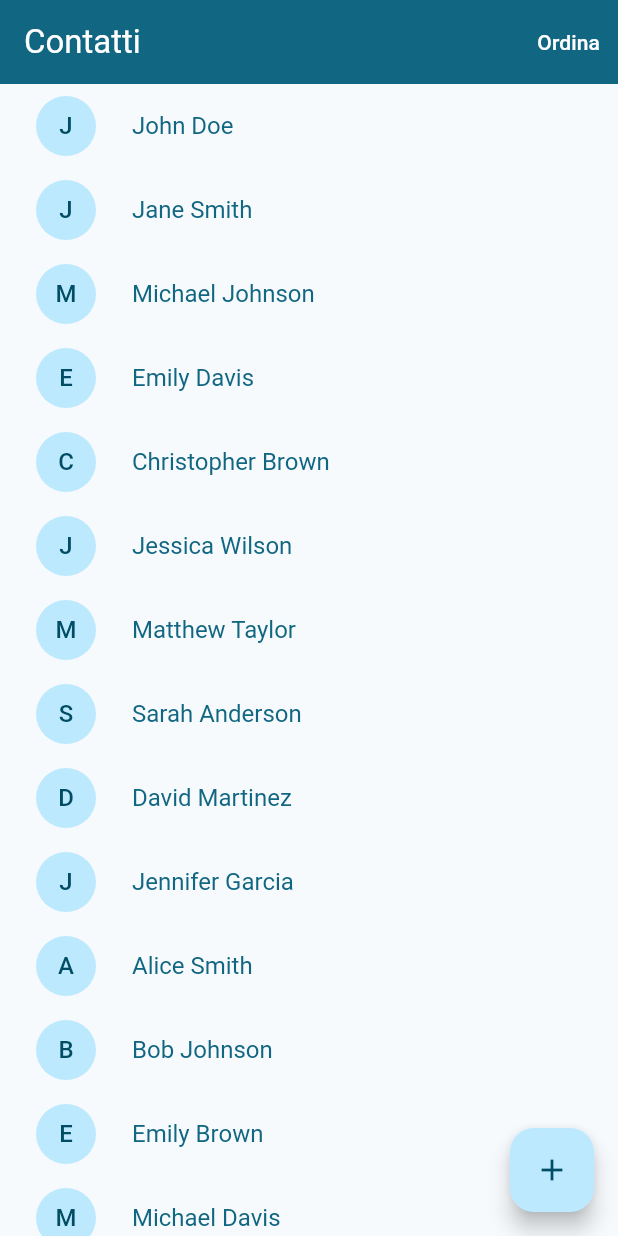
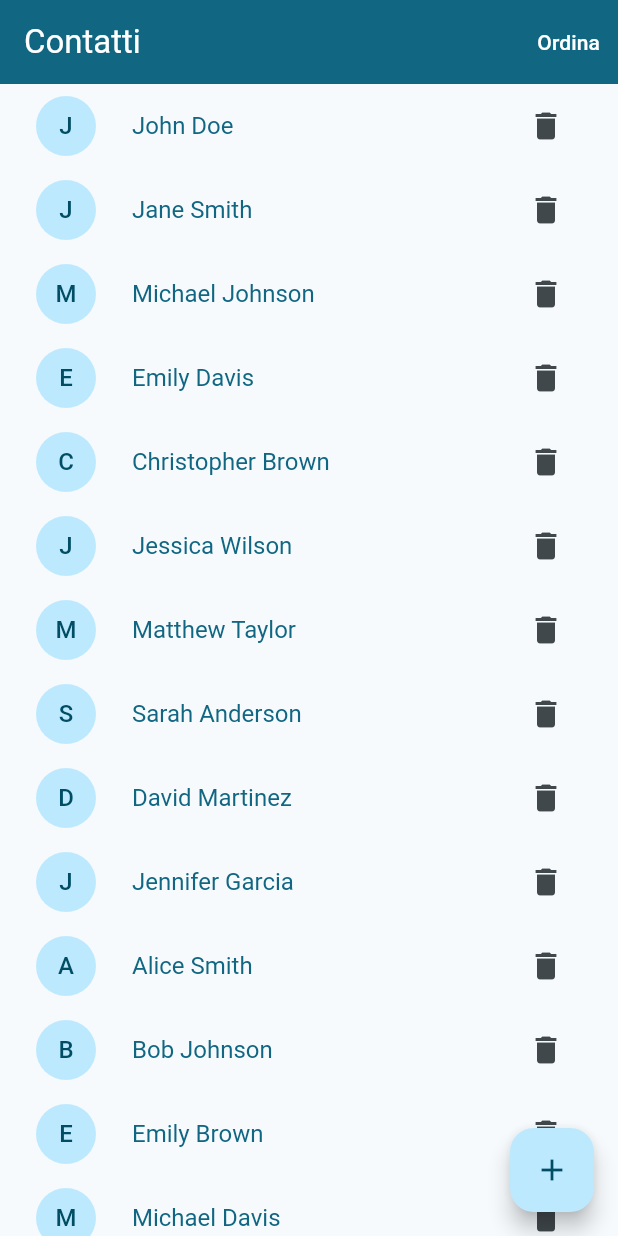
Before and after one commit to kunz88/phone_directory, a Flutter app: the screen it shows after launch, on a phone screen of 412 x 824 dp. Run offline on Flutter 3.47's test engine with Material 3 defaults, Android fonts, the phone set to English and light mode, and no system bars; our stand-ins replace flutter_bloc, freezed_annotation, go_router.

Commit message:
add cubit state , delete function and path finding with id

```diff
--- /dev/null
+++ b/lib/cubits/contacts_cubit/contacts_cubit.dart
@@ -0,0 +1,176 @@
+import 'package:flutter_bloc/flutter_bloc.dart';
+import 'package:pages_project/cubits/contacts_cubit/contacts_state.dart';
+import 'package:pages_project/models/contact.dart';
+
+List<Contact> contacts = [
+  Contact(
+    id: 1,
+    name: "John Doe",
+    phoneNumber: "123-456-7890",
+    dateOfBirth: DateTime(1990, 5, 15),
+    picture: "john_doe.jpg",
+    address: "123 Main Street",
+  ),
+  Contact(
+    id: 2,
+    name: "Jane Smith",
+    phoneNumber: "555-555-5555",
+    dateOfBirth: DateTime(1985, 10, 25),
+    picture: "jane_smith.jpg",
+    address: "456 Elm Street",
+  ),
+  Contact(
+    id: 3,
+    name: "Michael Johnson",
+    phoneNumber: "222-333-4444",
+    dateOfBirth: DateTime(1982, 3, 8),
+    picture: "michael_johnson.jpg",
+    address: "789 Oak Avenue",
+  ),
+  Contact(
+    id: 4,
+    name: "Emily Davis",
+    phoneNumber: "777-888-9999",
+    dateOfBirth: DateTime(1995, 12, 10),
+    picture: "emily_davis.jpg",
+    address: "1011 Pine Road",
+  ),
+  Contact(
+    id: 5,
+    name: "Christopher Brown",
+    phoneNumber: "444-555-6666",
+    dateOfBirth: DateTime(1978, 7, 20),
+    picture: "chris_brown.jpg",
+    address: "1315 Cedar Lane",
+  ),
+  Contact(
+    id: 6,
+    name: "Jessica Wilson",
+    phoneNumber: "666-777-8888",
+    dateOfBirth: DateTime(1989, 2, 14),
+    picture: "jessica_wilson.jpg",
+    address: "1617 Maple Drive",
+  ),
+  Contact(
+    id: 7,
+    name: "Matthew Taylor",
+    phoneNumber: "999-000-1111",
+    dateOfBirth: DateTime(1980, 9, 3),
+    picture: "matthew_taylor.jpg",
+    address: "1819 Birch Street",
+  ),
+  Contact(
+    id: 8,
+    name: "Sarah Anderson",
+    phoneNumber: "111-222-3333",
+    dateOfBirth: DateTime(1992, 6, 18),
+    picture: "sarah_anderson.jpg",
+    address: "2021 Walnut Avenue",
+  ),
+  Contact(
+    id: 9,
+    name: "David Martinez",
+    phoneNumber: "888-999-0000",
+    dateOfBirth: DateTime(1975, 11, 30),
+    picture: "david_martinez.jpg",
+    address: "2223 Oakwood Court",
+  ),
+  Contact(
+    id: 10,
+    name: "Jennifer Garcia",
+    phoneNumber: "333-444-5555",
+    dateOfBirth: DateTime(1987, 4, 5),
+    picture: "jennifer_garcia.jpg",
+    address: "2425 Spruce Lane",
+  ),
+  Contact(
+    id: 11,
+    name: "Alice Smith",
+    phoneNumber: "987-654-3210",
+    dateOfBirth: DateTime(1985, 10, 25),
+    picture: "alice_smith.jpg",
+    address: "2627 Pine Street",
+  ),
+  Contact(
+    id: 12,
+    name: "Bob Johnson",
+    phoneNumber: "555-123-4567",
+    dateOfBirth: DateTime(1982, 8, 12),
+    picture: "bob_johnson.jpg",
+    address: "2829 Elm Avenue",
+  ),
+  Contact(
+    id: 13,
+    name: "Emily Brown",
+    phoneNumber: "222-333-4444",
+    dateOfBirth: DateTime(1993, 3, 18),
+    picture: "emily_brown.jpg",
+    address: "3031 Oak Lane",
+  ),
+  Contact(
+    id: 14,
+    name: "Michael Davis",
+    phoneNumber: "777-888-9999",
+    dateOfBirth: DateTime(1978, 12, 5),
+    picture: "michael_davis.jpg",
+    address: "3233 Cedar Court",
+  ),
+  Contact(
+    id: 15,
+    name: "Sophia Wilson",
+    phoneNumber: "333-222-1111",
+    dateOfBirth: DateTime(1989, 6, 30),
+    picture: "sophia_wilson.jpg",
+    address: "3435 Maple Street",
+  ),
+  Contact(
+    id: 16,
+    name: "David Martinez",
+    phoneNumber: "666-777-8888",
+    dateOfBirth: DateTime(1987, 9, 14),
+    picture: "david_martinez.jpg",
+    address: "3637 Birch Avenue",
+  ),
+  Contact(
+    id: 17,
+    name: "Jessica Taylor",
+    phoneNumber: "444-555-6666",
+    dateOfBirth: DateTime(1995, 11, 9),
+    picture: "jessica_taylor.jpg",
+    address: "3839 Pine Road",
+  ),
+  Contact(
+    id: 18,
+    name: "William Anderson",
+    phoneNumber: "999-888-7777",
+    dateOfBirth: DateTime(1980, 4, 22),
+    picture: "william_anderson.jpg",
+    address: "4041 Elm Street",
+  ),
+  Contact(
+    id: 19,
+    name: "Olivia Garcia",
+    phoneNumber: "111-222-3333",
+    dateOfBirth: DateTime(1992, 7, 7),
+    picture: "olivia_garcia.jpg",
+    address: "4243 Oak Avenue",
+  ),
+  Contact(
+    id: 20,
+    name: "Daniel Brown",
+    phoneNumber: "666-333-9999",
+    dateOfBirth: DateTime(1984, 2, 28),
+    picture: "daniel_brown.jpg",
+    address: "4445 Maple Lane",
+  ),
+];
+
+class ContactsCubit extends Cubit<ContactsState> {
+  ContactsCubit() : super(ContactsState(contacts: contacts));
+
+  void deleteContact(int contactId) {
+    // metodo per eliminare un contatto dall'array di contatti
+    emit(state.copyWith(
+        contacts: state.contacts.where((e) => e.id != contactId).toList()));
+  }
+}
--- /dev/null
+++ b/lib/cubits/contacts_cubit/contacts_state.dart
@@ -0,0 +1,10 @@
+import 'package:freezed_annotation/freezed_annotation.dart';
+import 'package:pages_project/models/contact.dart';
+
+part 'contacts_state.freezed.dart';
+
+@freezed
+class ContactsState with _$ContactsState {
+  const factory ContactsState({@Default([]) List<Contact> contacts}) =
+      _ContactsState;
+}
--- a/lib/main.dart
+++ b/lib/main.dart
@@ -1,5 +1,7 @@
 import 'package:flutter/material.dart';
+import 'package:flutter_bloc/flutter_bloc.dart';
 import 'package:go_router/go_router.dart';
+import 'package:pages_project/cubits/contacts_cubit/contacts_cubit.dart';
 import 'package:pages_project/pages/contact_page/contact_page.dart';
 
 import 'pages/phone_directory/phone_directory.dart';
@@ -14,18 +16,24 @@ class MyApp extends StatelessWidget {
   // This widget is the root of your application.
   @override
   Widget build(BuildContext context) {
-    return MaterialApp.router( // costruttore router indispensabile per utilizzare go route
-      routerConfig: GoRouter( // ! router per le la navigazione tra le pagine
+    return BlocProvider(
+      create: (context) => ContactsCubit(),
+      child: MaterialApp.router(
+        // costruttore router indispensabile per utilizzare go route
+        routerConfig: GoRouter(
+          // ! router per le la navigazione tra le pagine
           initialLocation: '/users',
           routes: [
-          GoRoute( // prima route
+            GoRoute(
+                // prima route
                 path: '/users',
-              builder: (context, state) => PhoneDirectory(),
+                builder: (context, state) => const PhoneDirectory(),
                 routes: [
-                GoRoute( // seconda route innestata nella prima
+                  GoRoute(
+                    // seconda route innestata nella prima
                     path: ':id',
-                  builder: (context, state) => const ContactPage(
-                    //userId: state.pathParameters['userId'],
+                    builder: (context, state) => ContactPage(
+                      contactId: int.parse(state.pathParameters['id']!),
                     ),
                   ),
                 ]),
@@ -34,8 +42,10 @@ class MyApp extends StatelessWidget {
         title: 'Flutter_contact_app',
         theme: ThemeData(
           useMaterial3: true, // settiamo material3 come tema dell'app
-        colorScheme:
-            ColorScheme.fromSeed(seedColor: const Color.fromARGB(255, 62, 85, 96)), // schema del colore
+          colorScheme: ColorScheme.fromSeed(
+              seedColor:
+                  const Color.fromARGB(255, 62, 85, 96)), // schema del colore
+        ),
       ),
     );
   }
--- a/lib/pages/phone_directory/phone_directory.dart
+++ b/lib/pages/phone_directory/phone_directory.dart
@@ -1,155 +1,15 @@
 import 'package:flutter/material.dart';
+import 'package:flutter_bloc/flutter_bloc.dart';
 import 'package:go_router/go_router.dart';
-import 'package:pages_project/models/contact.dart';
+import 'package:pages_project/cubits/contacts_cubit/contacts_cubit.dart';
 
 class PhoneDirectory extends StatelessWidget {
   // classe pagina di contatti
-  final List<Contact> contacts = [
-    Contact(
-      name: "John Doe",
-      phoneNumber: "123-456-7890",
-      dateOfBirth: DateTime(1990, 5, 15),
-      picture: "john_doe.jpg",
-      address: "123 Main Street",
-    ),
-    Contact(
-      name: "Jane Smith",
-      phoneNumber: "555-555-5555",
-      dateOfBirth: DateTime(1985, 10, 25),
-      picture: "jane_smith.jpg",
-      address: "456 Elm Street",
-    ),
-    Contact(
-      name: "Michael Johnson",
-      phoneNumber: "222-333-4444",
-      dateOfBirth: DateTime(1982, 3, 8),
-      picture: "michael_johnson.jpg",
-      address: "789 Oak Avenue",
-    ),
-    Contact(
-      name: "Emily Davis",
-      phoneNumber: "777-888-9999",
-      dateOfBirth: DateTime(1995, 12, 10),
-      picture: "emily_davis.jpg",
-      address: "1011 Pine Road",
-    ),
-    Contact(
-      name: "Christopher Brown",
-      phoneNumber: "444-555-6666",
-      dateOfBirth: DateTime(1978, 7, 20),
-      picture: "chris_brown.jpg",
-      address: "1315 Cedar Lane",
-    ),
-    Contact(
-      name: "Jessica Wilson",
-      phoneNumber: "666-777-8888",
-      dateOfBirth: DateTime(1989, 2, 14),
-      picture: "jessica_wilson.jpg",
-      address: "1617 Maple Drive",
-    ),
-    Contact(
-      name: "Matthew Taylor",
-      phoneNumber: "999-000-1111",
-      dateOfBirth: DateTime(1980, 9, 3),
-      picture: "matthew_taylor.jpg",
-      address: "1819 Birch Street",
-    ),
-    Contact(
-      name: "Sarah Anderson",
-      phoneNumber: "111-222-3333",
-      dateOfBirth: DateTime(1992, 6, 18),
-      picture: "sarah_anderson.jpg",
-      address: "2021 Walnut Avenue",
-    ),
-    Contact(
-      name: "David Martinez",
-      phoneNumber: "888-999-0000",
-      dateOfBirth: DateTime(1975, 11, 30),
-      picture: "david_martinez.jpg",
-      address: "2223 Oakwood Court",
-    ),
-    Contact(
-      name: "Jennifer Garcia",
-      phoneNumber: "333-444-5555",
-      dateOfBirth: DateTime(1987, 4, 5),
-      picture: "jennifer_garcia.jpg",
-      address: "2425 Spruce Lane",
-    ),
-    Contact(
-      name: "Alice Smith",
-      phoneNumber: "987-654-3210",
-      dateOfBirth: DateTime(1985, 10, 25),
-      picture: "alice_smith.jpg",
-      address: "2627 Pine Street",
-    ),
-    Contact(
-      name: "Bob Johnson",
-      phoneNumber: "555-123-4567",
-      dateOfBirth: DateTime(1982, 8, 12),
-      picture: "bob_johnson.jpg",
-      address: "2829 Elm Avenue",
-    ),
-    Contact(
-      name: "Emily Brown",
-      phoneNumber: "222-333-4444",
-      dateOfBirth: DateTime(1993, 3, 18),
-      picture: "emily_brown.jpg",
-      address: "3031 Oak Lane",
-    ),
-    Contact(
-      name: "Michael Davis",
-      phoneNumber: "777-888-9999",
-      dateOfBirth: DateTime(1978, 12, 5),
-      picture: "michael_davis.jpg",
-      address: "3233 Cedar Court",
-    ),
-    Contact(
-      name: "Sophia Wilson",
-      phoneNumber: "333-222-1111",
-      dateOfBirth: DateTime(1989, 6, 30),
-      picture: "sophia_wilson.jpg",
-      address: "3435 Maple Street",
-    ),
-    Contact(
-      name: "David Martinez",
-      phoneNumber: "666-777-8888",
-      dateOfBirth: DateTime(1987, 9, 14),
-      picture: "david_martinez.jpg",
-      address: "3637 Birch Avenue",
-    ),
-    Contact(
-      name: "Jessica Taylor",
-      phoneNumber: "444-555-6666",
-      dateOfBirth: DateTime(1995, 11, 9),
-      picture: "jessica_taylor.jpg",
-      address: "3839 Pine Road",
-    ),
-    Contact(
-      name: "William Anderson",
-      phoneNumber: "999-888-7777",
-      dateOfBirth: DateTime(1980, 4, 22),
-      picture: "william_anderson.jpg",
-      address: "4041 Elm Street",
-    ),
-    Contact(
-      name: "Olivia Garcia",
-      phoneNumber: "111-222-3333",
-      dateOfBirth: DateTime(1992, 7, 7),
-      picture: "olivia_garcia.jpg",
-      address: "4243 Oak Avenue",
-    ),
-    Contact(
-      name: "Daniel Brown",
-      phoneNumber: "666-333-9999",
-      dateOfBirth: DateTime(1984, 2, 28),
-      picture: "daniel_brown.jpg",
-      address: "4445 Maple Lane",
-    ),
-  ];
 
-  PhoneDirectory({super.key});
+  const PhoneDirectory({super.key});
   @override
   Widget build(BuildContext context) {
+    final contacts = context.watch<ContactsCubit>().state.contacts;
     final ButtonStyle style = TextButton.styleFrom(
       foregroundColor: Theme.of(context).colorScheme.onPrimary,
     );
@@ -187,16 +47,23 @@ class PhoneDirectory extends StatelessWidget {
                       fontSize: 16,
                       fontWeight: FontWeight.w400,
                       color: Theme.of(context).colorScheme.primary),
-                  onTap: () => context.go('/users/id',
-                      extra:
-                          contact), // extra permette di iniettare il contatto corrente nella pagina successiva
+                  onTap: () => context.go(
+                    '/users/${contact.id}',
+                  ), // extra permette di iniettare il contatto corrente nella pagina successiva
                   leading: Padding(
                       padding: const EdgeInsets.all(8.0),
                       child: CircleAvatar(
-                        backgroundColor: Theme.of(context).colorScheme.primaryContainer,
-                        child: Text(contact.name.characters.first.toUpperCase()),
+                        backgroundColor:
+                            Theme.of(context).colorScheme.primaryContainer,
+                        child:
+                            Text(contact.name.characters.first.toUpperCase()),
                       )),
                   title: Text(contact.name),
+                  trailing: IconButton(
+                    icon: const Icon(Icons.delete),
+                    onPressed: () =>
+                        context.read<ContactsCubit>().deleteContact(contact.id),
+                  ),
                 ),
               )
             ],
--- a/pubspec.yaml
+++ b/pubspec.yaml
@@ -37,6 +37,8 @@ dependencies:
   cupertino_icons: ^1.0.2
   go_router: ^13.2.0
   intl: ^0.19.0
+  flutter_bloc: ^8.1.4
+  freezed_annotation: ^2.4.1
 
 dev_dependencies:
   flutter_test:
@@ -48,6 +50,8 @@ dev_dependencies:
   # package. See that file for information about deactivating specific lint
   # rules and activating additional ones.
   flutter_lints: ^2.0.0
+  build_runner: ^2.4.8
+  freezed: ^2.4.7
 
 # For information on the generic Dart part of this file, see the
 # following page: https://dart.dev/tools/pub/pubspec
```
Also changed, not shown: lib/models/contact.dart (+10 -7 lines), lib/pages/contact_page/contact_page.dart (+27 -16 lines), lib/cubits/contacts_cubit/contacts_state.freezed.dart (added), pubspec.lock. Lines whose indentation alone changed are shown as unchanged.
